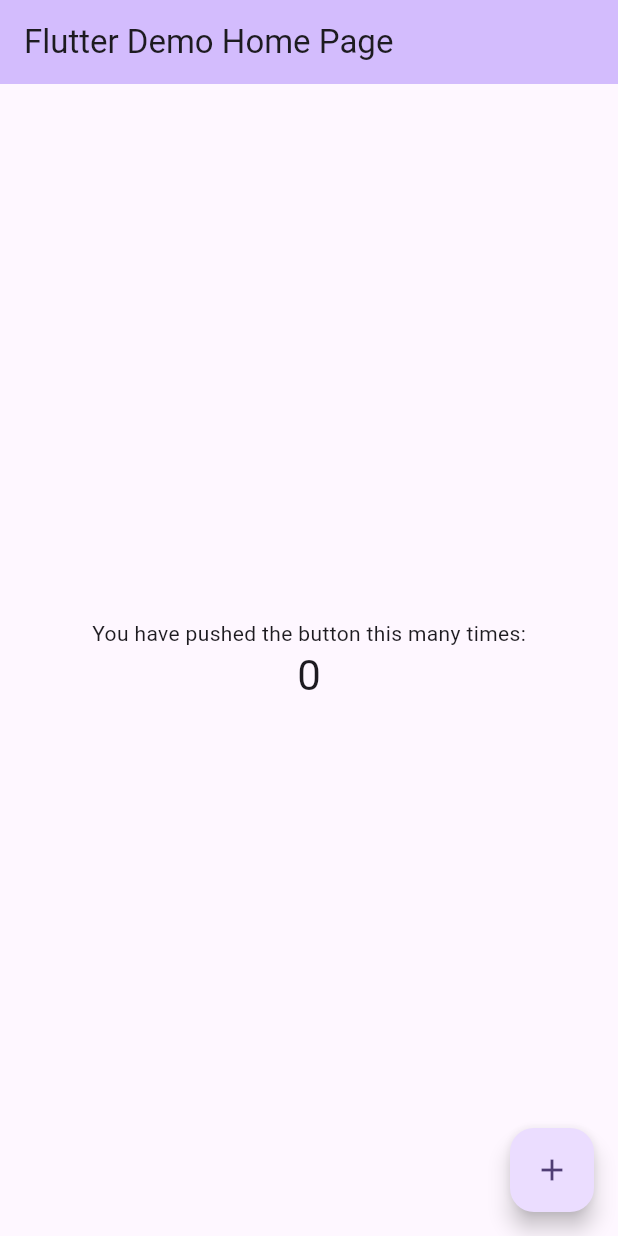
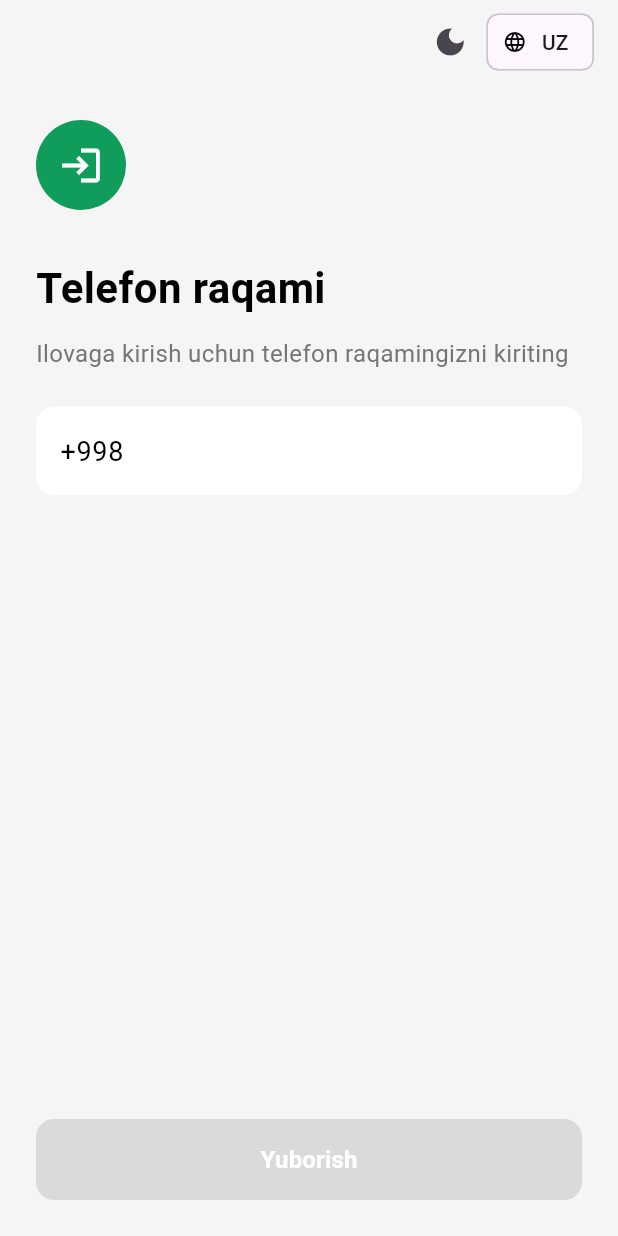
Before and after one commit to meducae/Zoomrad-Clone, a Flutter app: the screen it shows after launch, on a phone screen of 412 x 824 dp. Run offline on Flutter 3.47's test engine with Material 3 defaults, Android fonts, the phone set to English and light mode, and no system bars; our stand-ins replace mask_text_input_formatter.

Commit message:
hozircha 2 ta screen boldi

```diff
--- a/lib/main.dart
+++ b/lib/main.dart
@@ -1,108 +1,45 @@
 import 'package:flutter/material.dart';
+import 'package:zoomradclone/presentation/auth/PhoneEntryScreen.dart';
+import 'package:zoomradclone/utils/themes/theme_menager.dart';
 
 void main() {
   runApp(const MyApp());
 }
 
-class MyApp extends StatelessWidget {
+class MyApp extends StatefulWidget {
   const MyApp({super.key});
 
-  // This widget is the root of your application.
   @override
-  Widget build(BuildContext context) {
-    return MaterialApp(
-      title: 'Flutter Demo',
-      theme: ThemeData(
-        // This is the theme of your application.
-        //
-        // TRY THIS: Try running your application with "flutter run". You'll see
-        // the application has a purple toolbar. Then, without quitting the app,
-        // try changing the seedColor in the colorScheme below to Colors.green
-        // and then invoke "hot reload" (save your changes or press the "hot
-        // reload" button in a Flutter-supported IDE, or press "r" if you used
-        // the command line to start the app).
-        //
-        // Notice that the counter didn't reset back to zero; the application
-        // state is not lost during the reload. To reset the state, use hot
-        // restart instead.
-        //
-        // This works for code too, not just values: Most code changes can be
-        // tested with just a hot reload.
-        colorScheme: .fromSeed(seedColor: Colors.deepPurple),
-      ),
-      home: const MyHomePage(title: 'Flutter Demo Home Page'),
-    );
-  }
+  State<MyApp> createState() => _MyAppState();
 }
 
-class MyHomePage extends StatefulWidget {
-  const MyHomePage({super.key, required this.title});
-
-  final String title;
+class _MyAppState extends State<MyApp> {
+  final ThemeManager _themeManager = ThemeManager();
 
   @override
-  State<MyHomePage> createState() => _MyHomePageState();
-}
-
-class _MyHomePageState extends State<MyHomePage> {
-  int _counter = 0;
-
-  void _incrementCounter() {
-    setState(() {
-      _counter++;
+  void initState() {
+    super.initState();
+    _themeManager.addListener(() {
+      setState(() {});
     });
   }
 
   @override
   Widget build(BuildContext context) {
-    // This method is rerun every time setState is called, for instance as done
-    // by the _incrementCounter method above.
-    //
-    // The Flutter framework has been optimized to make rerunning build methods
-    // fast, so that you can just rebuild anything that needs updating rather
-    // than having to individually change instances of widgets.
-    return Scaffold(
-      appBar: AppBar(
-        // TRY THIS: Try changing the color here to a specific color (to
-        // Colors.amber, perhaps?) and trigger a hot reload to see the AppBar
-        // change color while the other colors stay the same.
-        backgroundColor: Theme.of(context).colorScheme.inversePrimary,
-        // Here we take the value from the MyHomePage object that was created by
-        // the App.build method, and use it to set our appbar title.
-        title: Text(widget.title),
+    return MaterialApp(
+      debugShowCheckedModeBanner: false,
+      title: 'Phone Auth UI',
+      themeMode: _themeManager.themeMode,
+      theme: ThemeData(
+        brightness: Brightness.light,
+        primaryColor: const Color(0xFF109C5B),
       ),
-      body: Center(
-        // Center is a layout widget. It takes a single child and positions it
-        // in the middle of the parent.
-        child: Column(
-          // Column is also a layout widget. It takes a list of children and
-          // arranges them vertically. By default, it sizes itself to fit its
-          // children horizontally, and tries to be as tall as its parent.
-          //
-          // Column has various properties to control how it sizes itself and
-          // how it positions its children. Here we use mainAxisAlignment to
-          // center the children vertically; the main axis here is the vertical
-          // axis because Columns are vertical (the cross axis would be
-          // horizontal).
-          //
-          // TRY THIS: Invoke "debug painting" (choose the "Toggle Debug Paint"
-          // action in the IDE, or press "p" in the console), to see the
-          // wireframe for each widget.
-          mainAxisAlignment: .center,
-          children: [
-            const Text('You have pushed the button this many times:'),
-            Text(
-              '$_counter',
-              style: Theme.of(context).textTheme.headlineMedium,
-            ),
-          ],
-        ),
+      darkTheme: ThemeData(
+        brightness: Brightness.dark,
+        primaryColor: const Color(0xFF109C5B),
       ),
-      floatingActionButton: FloatingActionButton(
-        onPressed: _incrementCounter,
-        tooltip: 'Increment',
-        child: const Icon(Icons.add),
-      ),
+      locale: _themeManager.locale,
+      home: PhoneEntryScreen(themeManager: _themeManager),
     );
   }
 }
--- /dev/null
+++ b/lib/presentation/auth/PhoneEntryScreen.dart
@@ -0,0 +1,255 @@
+import 'package:flutter/material.dart';
+import 'package:mask_text_input_formatter/mask_text_input_formatter.dart';
+
+import '../../utils/themes/app_colors.dart';
+import '../../utils/themes/app_text_stile.dart';
+import '../../utils/themes/app_texts.dart';
+import '../../utils/themes/theme_menager.dart';
+import 'VerificationScreen.dart';
+
+
+class PhoneEntryScreen extends StatefulWidget {
+  final ThemeManager themeManager;
+  const PhoneEntryScreen({super.key, required this.themeManager});
+
+  @override
+  State<PhoneEntryScreen> createState() => _PhoneEntryScreenState();
+}
+
+class _PhoneEntryScreenState extends State<PhoneEntryScreen> {
+  final TextEditingController _phoneController = TextEditingController();
+  bool _isButtonEnabled = false;
+
+  final maskFormatter = MaskTextInputFormatter(
+    mask: '+998 (##) ###-##-##',
+    filter: {"#": RegExp(r'[0-9]')},
+  );
+
+  @override
+  void initState() {
+    super.initState();
+    _phoneController.text = "+998 ";
+    _phoneController.addListener(() {
+      setState(() {
+        _isButtonEnabled = _phoneController.text.length == 19;
+      });
+    });
+  }
+
+  String _lang(String key) {
+    return AppTexts.get(key, widget.themeManager.locale.languageCode);
+  }
+
+  @override
+  Widget build(BuildContext context) {
+    final isDark = Theme.of(context).brightness == Brightness.dark;
+
+    return Scaffold(
+      backgroundColor: isDark ? AppColors.darkBg : AppColors.lightBg,
+      appBar: AppBar(
+        backgroundColor: Colors.transparent,
+        elevation: 0,
+        actions: [
+          IconButton(
+            icon: Icon(isDark ? Icons.light_mode : Icons.dark_mode),
+            onPressed: () => widget.themeManager.toggleTheme(!isDark),
+          ),
+          Padding(
+            padding: const EdgeInsets.only(right: 16.0),
+            child: ActionChip(
+              avatar: Icon(Icons.language, size: 16, color: isDark ? Colors.white : Colors.black),
+              label: Text(widget.themeManager.locale.languageCode.toUpperCase()),
+              onPressed: () => _showLanguageBottomSheet(context),
+            ),
+          ),
+        ],
+      ),
+      body: SafeArea(
+        child: Padding(
+          padding: const EdgeInsets.all(24.0),
+          child: Column(
+            crossAxisAlignment: CrossAxisAlignment.start,
+            children: [
+              Container(
+                width: 60,
+                height: 60,
+                decoration: const BoxDecoration(
+                  color: Color(0xFF109C5B),
+                  shape: BoxShape.circle,
+                ),
+                child: const Icon(Icons.login, color: Colors.white, size: 30),
+              ),
+              const SizedBox(height: 32),
+
+
+              Text(
+                _lang('title'),
+                style: AppTextStyles.heading.copyWith(
+                  color: isDark ? AppColors.darkTextPrimary : AppColors.lightTextPrimary,
+                ),
+              ),
+              const SizedBox(height: 12),
+
+
+              Text(
+                _lang('subtitle'),
+                style: AppTextStyles.body.copyWith(
+                  color: isDark ? AppColors.darkTextSecondary : AppColors.lightTextSecondary,
+                ),
+              ),
+              const SizedBox(height: 24),
+
+              Container(
+                decoration: BoxDecoration(
+                  color: isDark ? AppColors.darkSurface : AppColors.lightSurface,
+                  borderRadius: BorderRadius.circular(12),
+                ),
+                child: TextField(
+                  controller: _phoneController,
+                  inputFormatters: [maskFormatter],
+                  keyboardType: TextInputType.phone,
+                  style: TextStyle(color: isDark ? Colors.white : Colors.black, fontSize: 18),
+                  decoration: const InputDecoration(
+                    border: InputBorder.none,
+                    contentPadding: EdgeInsets.symmetric(horizontal: 16, vertical: 16),
+                  ),
+                ),
+              ),
+
+              const Spacer(),
+
+              SizedBox(
+                width: double.infinity,
+                height: 54,
+                child: ElevatedButton(
+                  style: ElevatedButton.styleFrom(
+                    backgroundColor: _isButtonEnabled
+                        ? AppColors.lightPrimaryButton
+                        : (isDark ? AppColors.darkDisabledButton : AppColors.lightDisabledButton),
+                    shape: RoundedRectangleBorder(borderRadius: BorderRadius.circular(12)),
+                  ),
+                  onPressed: _isButtonEnabled ? () => _showVerificationDialog(context) : null,
+                  child: Text(
+                    _lang('send_code'),
+                    style: AppTextStyles.button.copyWith(color: Colors.white),
+                  ),
+                ),
+              ),
+            ],
+          ),
+        ),
+      ),
+    );
+  }
+
+  void _showLanguageBottomSheet(BuildContext context) {
+    showModalBottomSheet(
+      context: context,
+      shape: const RoundedRectangleBorder(
+        borderRadius: BorderRadius.vertical(top: Radius.circular(20)),
+      ),
+      builder: (context) {
+        return Container(
+          padding: const EdgeInsets.all(24),
+          child: Column(
+            mainAxisSize: MainAxisSize.min,
+            crossAxisAlignment: CrossAxisAlignment.start,
+            children: [
+              Text(_lang('select_lang'), style: AppTextStyles.heading.copyWith(fontSize: 20)),
+              const SizedBox(height: 16),
+              _buildLangTile('O\'zbekcha', 'uz'),
+              _buildLangTile('Русский', 'ru'),
+              _buildLangTile('English', 'en'),
+            ],
+          ),
+        );
+      },
+    );
+  }
+
+  Widget _buildLangTile(String title, String code) {
+    bool isSelected = widget.themeManager.locale.languageCode == code;
+    return ListTile(
+      title: Text(title, style: AppTextStyles.body),
+      trailing: isSelected ? const Icon(Icons.check_circle, color: Color(0xFF109C5B)) : null,
+      onTap: () {
+        widget.themeManager.changeLanguage(code);
+        Navigator.pop(context);
+      },
+    );
+  }
+
+
+  void _showVerificationDialog(BuildContext context) {
+    showDialog(
+      context: context,
+      barrierDismissible: false,
+      builder: (BuildContext context) {
+        final isDark = Theme.of(context).brightness == Brightness.dark;
+        return AlertDialog(
+          shape: RoundedRectangleBorder(borderRadius: BorderRadius.circular(20)),
+          backgroundColor: isDark ? AppColors.darkSurface : AppColors.lightSurface,
+          content: Column(
+            mainAxisSize: MainAxisSize.min,
+            children: [
+              Text(
+                _phoneController.text,
+                style: AppTextStyles.heading.copyWith(fontSize: 22),
+                textAlign: TextAlign.center,
+              ),
+              const SizedBox(height: 16),
+              Text(
+                _lang('dialog_title'),
+                style: AppTextStyles.body,
+                textAlign: TextAlign.center,
+              ),
+              const SizedBox(height: 24),
+
+
+              SizedBox(
+                width: double.infinity,
+                height: 48,
+                child: OutlinedButton(
+                  style: OutlinedButton.styleFrom(
+                    side: BorderSide(color: isDark ? Colors.grey : Colors.black26),
+                    shape: RoundedRectangleBorder(borderRadius: BorderRadius.circular(24)),
+                  ),
+                  onPressed: () => Navigator.pop(context),
+                  child: Text(
+                    _lang('no'),
+                    style: TextStyle(color: isDark ? Colors.white : Colors.black),
+                  ),
+                ),
+              ),
+              const SizedBox(height: 12),
+
+              SizedBox(
+                width: double.infinity,
+                height: 48,
+                child: ElevatedButton(
+                  style: ElevatedButton.styleFrom(
+                    backgroundColor: const Color(0xFF109C5B),
+                    shape: RoundedRectangleBorder(borderRadius: BorderRadius.circular(24)),
+                  ),
+                  onPressed: () {
+                    Navigator.pop(context);
+
+                     Navigator.push(
+                      context,
+                      MaterialPageRoute(
+                        builder: (context) => VerificationScreen(
+                          themeManager: widget.themeManager,
+                          phoneNumber: _phoneController.text,
+                        ),
+                      ),
+                    );
+                  },
+                  child: Text(_lang('yes'), style: const TextStyle(color: Colors.white)),
+                ),
+              ),
+            ],
+          ),
+        );
+      },
+    );
+  }}
--- /dev/null
+++ b/lib/utils/themes/app_colors.dart
@@ -0,0 +1,19 @@
+import 'package:flutter/material.dart';
+
+class AppColors {
+  // Light Mode Ranglari
+  static const Color lightBg = Color(0xFFF5F5F5);
+  static const Color lightSurface = Colors.white;
+  static const Color lightTextPrimary = Color(0xFF000000);
+  static const Color lightTextSecondary = Color(0xFF757575);
+  static const Color lightPrimaryButton = Color(0xFF109C5B); // Yashil tugma
+  static const Color lightDisabledButton = Color(0xFFC4C4C4); // Kulrang tugma
+
+  // Dark Mode Ranglari
+  static const Color darkBg = Color(0xFF121212);
+  static const Color darkSurface = Color(0xFF1E1E1E);
+  static const Color darkTextPrimary = Color(0xFFFFFFFF);
+  static const Color darkTextSecondary = Color(0xFF9E9E9E);
+  static const Color darkPrimaryButton = Color(0xFF109C5B);
+  static const Color darkDisabledButton = Color(0xFF424242);
+}
--- /dev/null
+++ b/lib/utils/themes/app_text_stile.dart
@@ -0,0 +1,18 @@
+import 'package:flutter/material.dart';
+
+class AppTextStyles {
+  static const TextStyle heading = TextStyle(
+    fontSize: 28,
+    fontWeight: FontWeight.bold,
+  );
+
+  static const TextStyle body = TextStyle(
+    fontSize: 16,
+    fontWeight: FontWeight.w400,
+  );
+
+  static const TextStyle button = TextStyle(
+    fontSize: 16,
+    fontWeight: FontWeight.w600,
+  );
+}
--- /dev/null
+++ b/lib/utils/themes/app_texts.dart
@@ -0,0 +1,47 @@
+class AppTexts {
+  static final Map<String, Map<String, String>> _localizedValues = {
+    'uz': {
+      'title': 'Telefon raqami',
+      'subtitle': 'Ilovaga kirish uchun telefon raqamingizni kiriting',
+      'send_code': 'Yuborish',
+      'select_lang': 'Tilni tanlang',
+      'dialog_title': 'Ushbu telefon raqami sizga yoki yaqin qarindoshingizga rasmiylashtirilganmi?',
+      'yes': 'Ha, rasmiylashtirilgan',
+      'no': 'Yo\'q, rasmiylashtirilmagan',
+      'verify_title': 'Tasdiqlash',
+      'verify_subtitle': 'Ushbu raqamga bir martalik kod yuborildi',
+      'resend_code': 'Kodni qayta yuborish',
+      'verify_button': 'Tasdiqlash',
+    },
+    'ru': {
+      'title': 'Номер телефона',
+      'subtitle': 'Введите свой номер телефона для входа в приложение',
+      'send_code': 'Отправить код',
+      'select_lang': 'Выбрать язык',
+      'dialog_title': 'Данный номер телефона оформлен на вас или на ваших близких родственников?',
+      'yes': 'Да, оформлен',
+      'no': 'Нет, не оформлен',
+      'verify_title': 'Подтверждение',
+      'verify_subtitle': 'На этот номер был отправлен одноразовый проверочный код',
+      'resend_code': 'Отправить код повторно',
+      'verify_button': 'Подтверждение',
+    },
+    'en': {
+      'title': 'Phone Number',
+      'subtitle': 'Enter your phone number to enter the application',
+      'send_code': 'Send Code',
+      'select_lang': 'Select Language',
+      'dialog_title': 'Is this phone number registered to you or your close relatives?',
+      'yes': 'Yes, registered',
+      'no': 'No, not registered',
+      'verify_title': 'Verification',
+      'verify_subtitle': 'A one-time verification code has been sent to this number',
+      'resend_code': 'Resend Code',
+      'verify_button': 'Verification',
+    },
+  };
+
+  static String get(String key, String langCode) {
+    return _localizedValues[langCode]?[key] ?? key;
+  }
+}
--- /dev/null
+++ b/lib/utils/themes/theme_menager.dart
@@ -0,0 +1,19 @@
+import 'package:flutter/material.dart';
+
+class ThemeManager extends ChangeNotifier {
+  ThemeMode _themeMode = ThemeMode.light;
+  Locale _locale = const Locale('uz');
+
+  ThemeMode get themeMode => _themeMode;
+  Locale get locale => _locale;
+
+  void toggleTheme(bool isDark) {
+    _themeMode = isDark ? ThemeMode.dark : ThemeMode.light;
+    notifyListeners();
+  }
+
+  void changeLanguage(String langCode) {
+    _locale = Locale(langCode);
+    notifyListeners();
+  }
+}
--- a/pubspec.yaml
+++ b/pubspec.yaml
@@ -34,6 +34,9 @@ dependencies:
   # The following adds the Cupertino Icons font to your application.
   # Use with the CupertinoIcons class for iOS style icons.
   cupertino_icons: ^1.0.8
+
+  mask_text_input_formatter:
+
 
 dev_dependencies:
   flutter_test:
```
Also changed, not shown: lib/presentation/auth/VerificationScreen.dart (added, +256 -0 lines), pubspec.lock.
